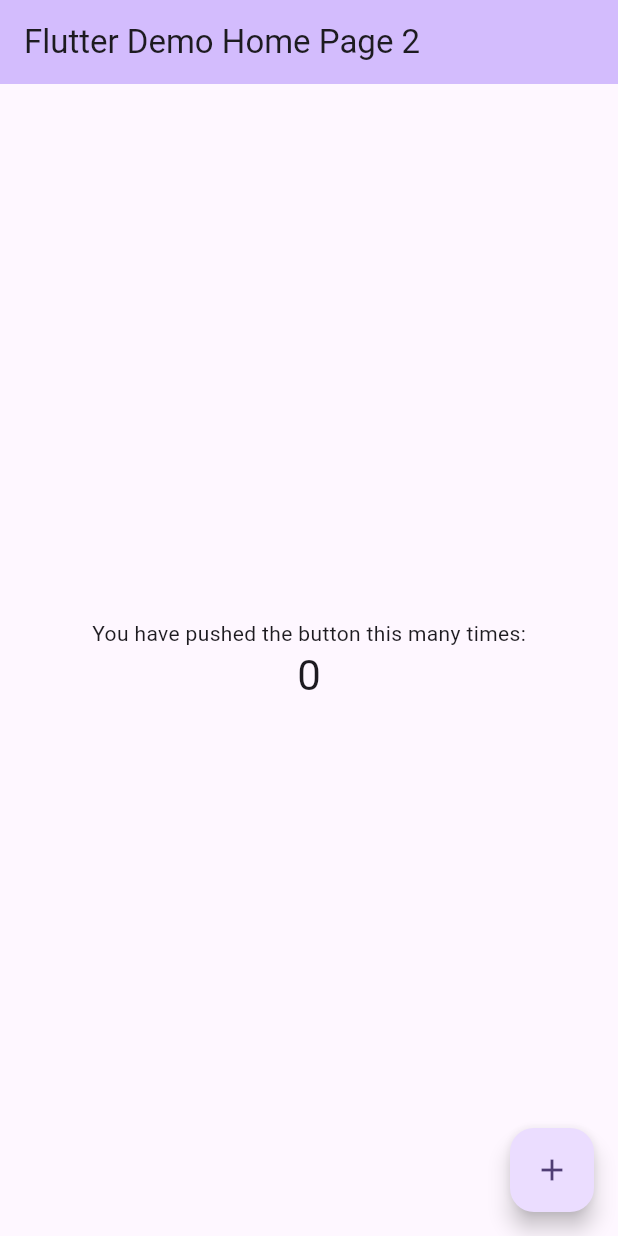
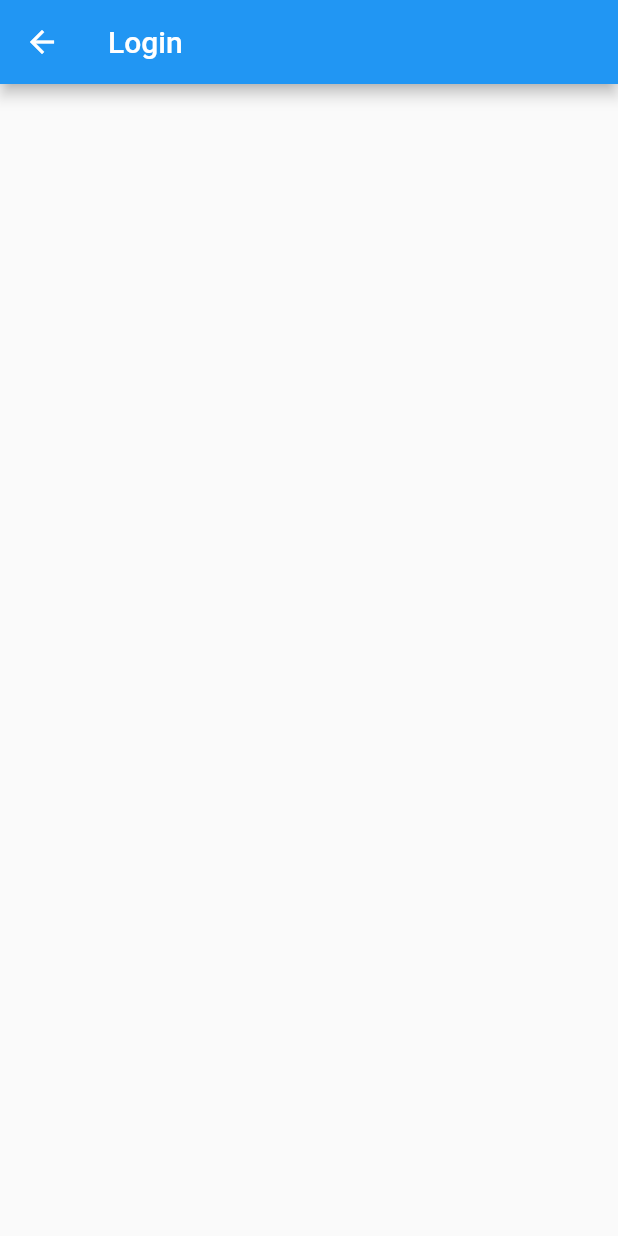
Before and after one commit to vinaykumar1908/myapp_flutter, a Flutter app: the screen it shows after launch, on a phone screen of 412 x 824 dp. Run offline on Flutter 3.47's test engine with Material 2 defaults, Android fonts, the phone set to English and light mode, and no system bars; our stand-ins replace firebase_core; accounts and stored records are empty.

```diff
--- a/lib/main.dart
+++ b/lib/main.dart
@@ -1,8 +1,9 @@
 import 'package:firebase_core/firebase_core.dart';
 import 'package:flutter/material.dart';
+import 'package:myapp/ui/splash_screen.dart';
 
 void main() async {
-  WidgetsFlutterBinding.ensureInitialized;
+  WidgetsFlutterBinding.ensureInitialized();
   await Firebase.initializeApp();
 
   runApp(const MyApp());
@@ -14,116 +15,9 @@ class MyApp extends StatelessWidget {
   // This widget is the root of your application.
   @override
   Widget build(BuildContext context) {
-    return MaterialApp(
-      title: 'Flutter Demo 2',
-      theme: ThemeData(
-        // This is the theme of your application.
-        //
-        // TRY THIS: Try running your application with "flutter run". You'll see
-        // the application has a blue toolbar. Then, without quitting the app,
-        // try changing the seedColor in the colorScheme below to Colors.green
-        // and then invoke "hot reload" (save your changes or press the "hot
-        // reload" button in a Flutter-supported IDE, or press "r" if you used
-        // the command line to start the app).
-        //
-        // Notice that the counter didn't reset back to zero; the application
-        // state is not lost during the reload. To reset the state, use hot
-        // restart instead.
-        //
-        // This works for code too, not just values: Most code changes can be
-        // tested with just a hot reload.
-        colorScheme: ColorScheme.fromSeed(seedColor: Colors.deepPurple),
-        useMaterial3: true,
-      ),
-      home: const MyHomePage(title: 'Flutter Demo Home Page 2'),
+    return const MaterialApp(
+      title: "Flutter Demo",
+      home: SplashScreen(),
     );
   }
 }
-
-class MyHomePage extends StatefulWidget {
-  const MyHomePage({super.key, required this.title});
-
-  // This widget is the home page of your application. It is stateful, meaning
-  // that it has a State object (defined below) that contains fields that affect
-  // how it looks.
-
-  // This class is the configuration for the state. It holds the values (in this
-  // case the title) provided by the parent (in this case the App widget) and
-  // used by the build method of the State. Fields in a Widget subclass are
-  // always marked "final".
-
-  final String title;
-
-  @override
-  State<MyHomePage> createState() => _MyHomePageState();
-}
-
-class _MyHomePageState extends State<MyHomePage> {
-  int _counter = 0;
-
-  void _incrementCounter() {
-    setState(() {
-      // This call to setState tells the Flutter framework that something has
-      // changed in this State, which causes it to rerun the build method below
-      // so that the display can reflect the updated values. If we changed
-      // _counter without calling setState(), then the build method would not be
-      // called again, and so nothing would appear to happen.
-      _counter++;
-    });
-  }
-
-  @override
-  Widget build(BuildContext context) {
-    // This method is rerun every time setState is called, for instance as done
-    // by the _incrementCounter method above.
-    //
-    // The Flutter framework has been optimized to make rerunning build methods
-    // fast, so that you can just rebuild anything that needs updating rather
-    // than having to individually change instances of widgets.
-    return Scaffold(
-      appBar: AppBar(
-        // TRY THIS: Try changing the color here to a specific color (to
-        // Colors.amber, perhaps?) and trigger a hot reload to see the AppBar
-        // change color while the other colors stay the same.
-        backgroundColor: Theme.of(context).colorScheme.inversePrimary,
-        // Here we take the value from the MyHomePage object that was created by
-        // the App.build method, and use it to set our appbar title.
-        title: Text(widget.title),
-      ),
-      body: Center(
-        // Center is a layout widget. It takes a single child and positions it
-        // in the middle of the parent.
-        child: Column(
-          // Column is also a layout widget. It takes a list of children and
-          // arranges them vertically. By default, it sizes itself to fit its
-          // children horizontally, and tries to be as tall as its parent.
-          //
-          // Column has various properties to control how it sizes itself and
-          // how it positions its children. Here we use mainAxisAlignment to
-          // center the children vertically; the main axis here is the vertical
-          // axis because Columns are vertical (the cross axis would be
-          // horizontal).
-          //
-          // TRY THIS: Invoke "debug painting" (choose the "Toggle Debug Paint"
-          // action in the IDE, or press "p" in the console), to see the
-          // wireframe for each widget.
-          mainAxisAlignment: MainAxisAlignment.center,
-          children: <Widget>[
-            const Text(
-              'You have pushed the button this many times:',
-            ),
-            Text(
-              '$_counter',
-              style: Theme.of(context).textTheme.headlineMedium,
-            ),
-          ],
-        ),
-      ),
-      floatingActionButton: FloatingActionButton(
-        onPressed: _incrementCounter,
-        tooltip: 'Increment',
-        child: const Icon(Icons.add),
-      ), // This trailing comma makes auto-formatting nicer for build methods.
-    );
-  }
-}
--- /dev/null
+++ b/lib/ui/auth/login_screen.dart
@@ -0,0 +1,20 @@
+import 'package:flutter/material.dart';
+
+class LoginScreen extends StatefulWidget {
+  const LoginScreen({super.key});
+
+  @override
+  State<LoginScreen> createState() => _LoginScreenState();
+}
+
+class _LoginScreenState extends State<LoginScreen> {
+  @override
+  Widget build(BuildContext context) {
+    return Scaffold(
+      appBar: AppBar(
+        title: const Text('Login'),
+      ),
+      body: const Column(children: []),
+    );
+  }
+}
```
Also changed, not shown: lib/firebase_services/splash_services.dart (added, +12 -0 lines), lib/ui/splash_screen.dart (+17 -1 lines), 1 other file.
